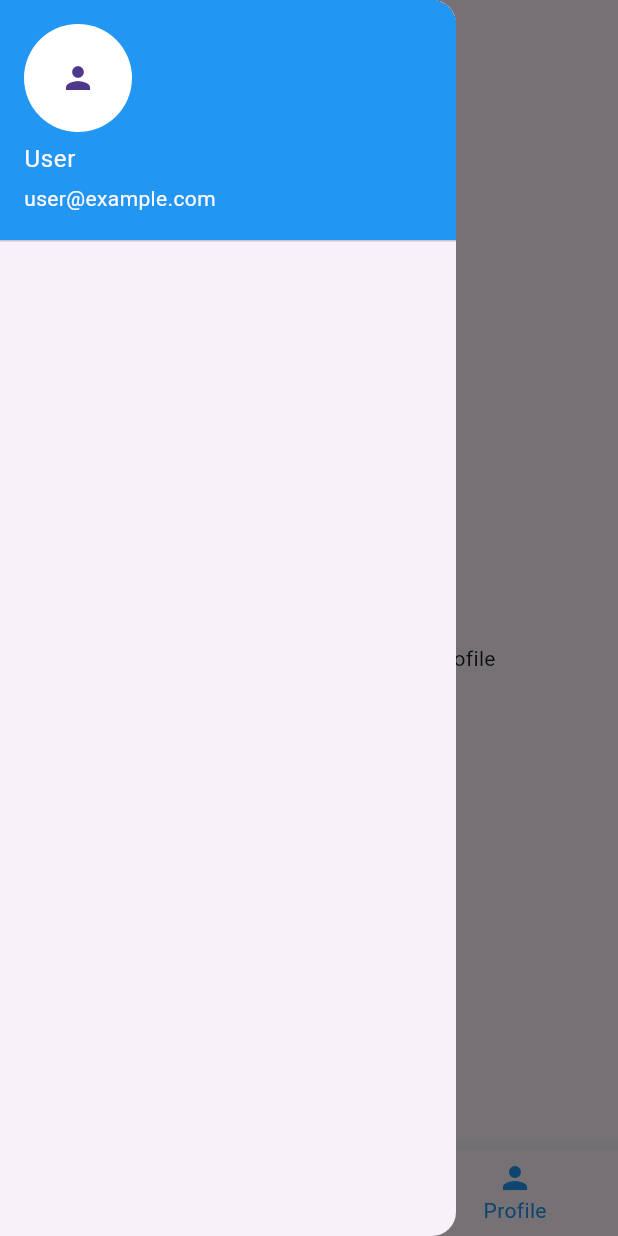
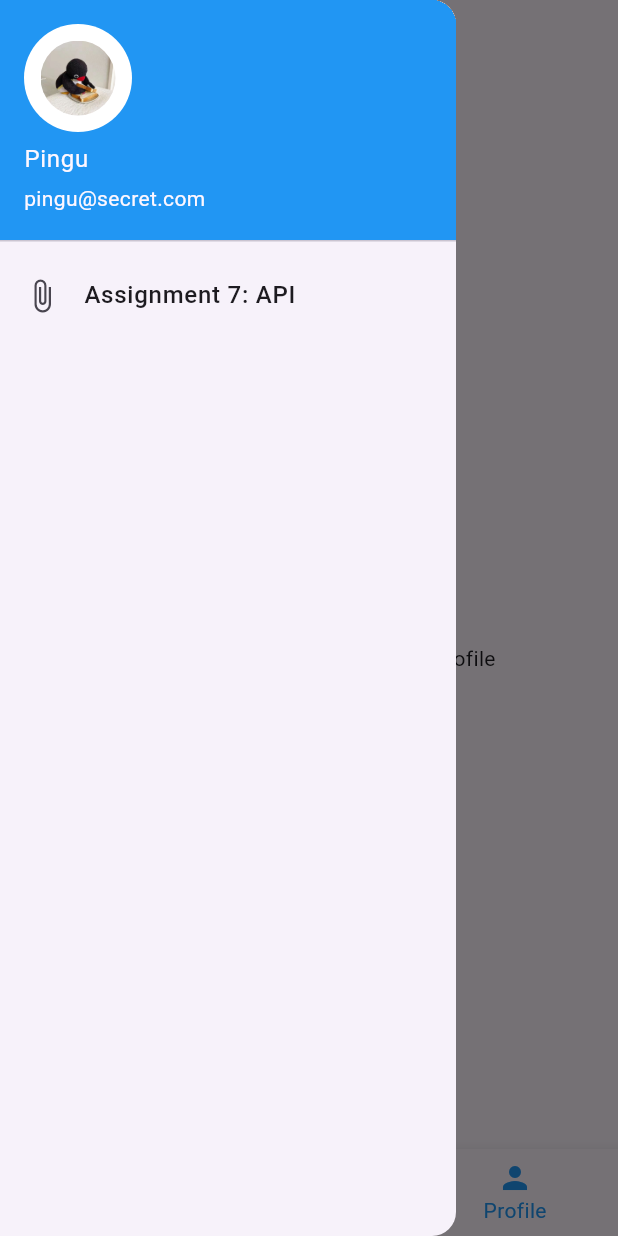
Before and after one commit to qieiu/my_app_spotify, a Flutter app: the screen it shows after launch, item 3 of the bottom bar chosen, with the side drawer open, on a phone screen of 412 x 824 dp. Run offline on Flutter 3.47's test engine with Material 3 defaults, Android fonts, the phone set to English and light mode, and no system bars; network calls fail.

```diff
--- a/lib/main.dart
+++ b/lib/main.dart
@@ -1,4 +1,5 @@
 import 'package:flutter/material.dart';
+import 'package:my_app/components/asset_image_rounded.dart';
 import 'package:my_app/screens/home_screen.dart';
 import 'package:my_app/screens/news_screen.dart';
 import 'package:my_app/screens/qq.dart';
@@ -70,18 +71,26 @@ class _MyHomePageState extends State<MyHomePage> {
       drawer: Drawer(
         child: ListView(
           padding: EdgeInsets.zero,
-          children: const [
+          children: [
             UserAccountsDrawerHeader(
-              accountName: Text('User'),
-              accountEmail: Text('user@example.com'),
+              accountName: Text('Pingu'),
+              accountEmail: Text('pingu@secret.com'),
               currentAccountPicture: CircleAvatar(
                 backgroundColor: Colors.white,
-                child: Icon(Icons.person),
+                child: AssetImageRounded(imagePath: 'assets/images/pingu.jpg'),
               ),
               decoration: BoxDecoration(
                 color: Colors.blue,
               ),
             ),
+            ListTile(
+              leading: Icon(Icons.attach_file),
+              title: Text(
+                'Assignment 7: API',
+                style: TextStyle(fontWeight: FontWeight.w500),
+              ),
+              onTap: () => Navigator.pushNamed(context, '/new-screen'),
+            )
           ],
         ),
       ),
```
